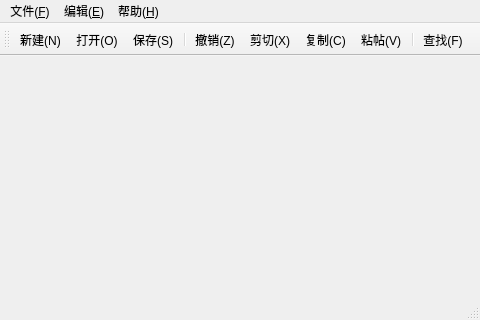
First picture: the form in src/Lootepad/mainwindow.ui, repository xuzhuoyi/LDE-Embedded, before the edit.
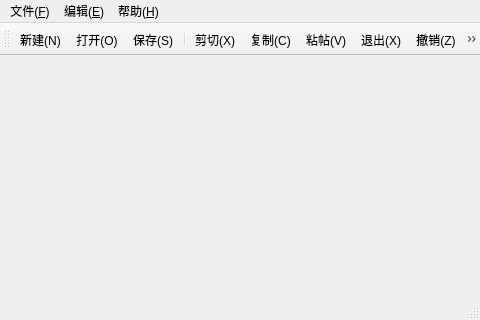
Second picture: the form after the edit. Icons and pictures are not drawn.

```diff
--- a/src/Lootepad/mainwindow.ui
+++ b/src/Lootepad/mainwindow.ui
@@ -85,10 +85,11 @@
    <addaction name="action_Open"/>
    <addaction name="action_Save"/>
    <addaction name="separator"/>
-   <addaction name="action_Undo"/>
    <addaction name="action_Cut"/>
    <addaction name="action_Copy"/>
    <addaction name="action_Past"/>
+   <addaction name="action_Quit"/>
+   <addaction name="action_Undo"/>
    <addaction name="separator"/>
    <addaction name="action_Find"/>
   </widget>
```
Left out of the diff: 2 changed lines with no effect on the pictures.
